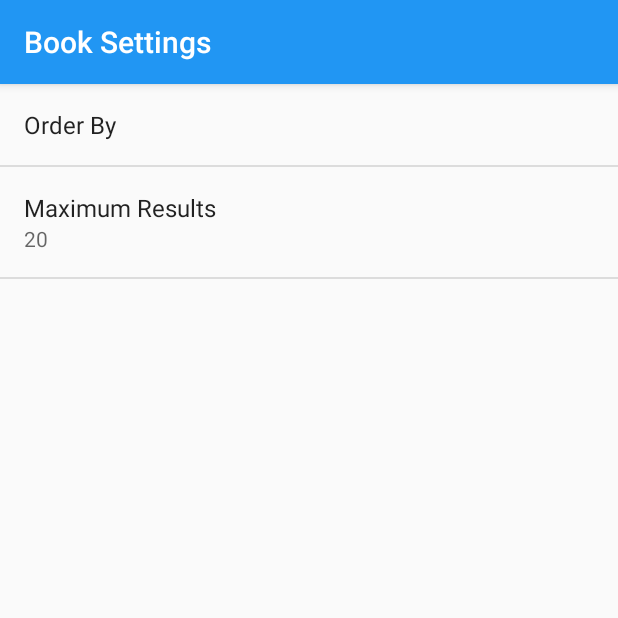
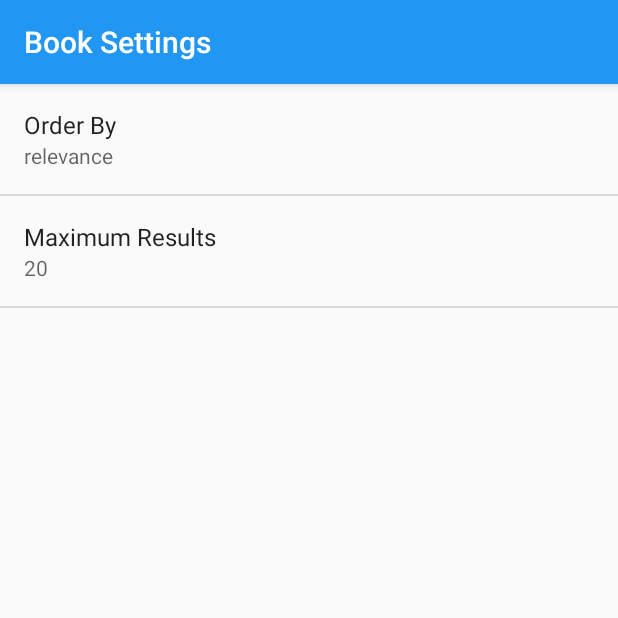
Before and after one commit to FadyFawzyOfficial/BookListing, an Android app: the SettingsActivity screen opened directly, with no data from a screen before it, on a phone screen of 412 x 824 dp, the top half of it. Run offline under Robolectric (Android 15) with nearby library versions, the phone set to English and light mode, and no system bars.

```diff
--- a/app/src/main/java/com/engineerfadyfawzi/booklisting/SettingsActivity.java
+++ b/app/src/main/java/com/engineerfadyfawzi/booklisting/SettingsActivity.java
@@ -32,11 +32,16 @@ public class SettingsActivity extends AppCompatActivity
         {
             super.onCreate( savedInstanceState );
             addPreferencesFromResource( R.xml.settings_main );
+
             // Update the preference summary when the settings activity is launched.
+
             // Use PreferenceFragment's findPreference() method to get the Preference object and,
             Preference maxResults = findPreference( getString( R.string.settings_max_results_key ) );
             // Setup the preference using this helper method.
             bindPreferenceSummaryToValue( maxResults );
+
+            Preference orderBy = findPreference( getString( R.string.settings_order_by_key ) );
+            bindPreferenceSummaryToValue( orderBy );
         }
 
         /**
```
